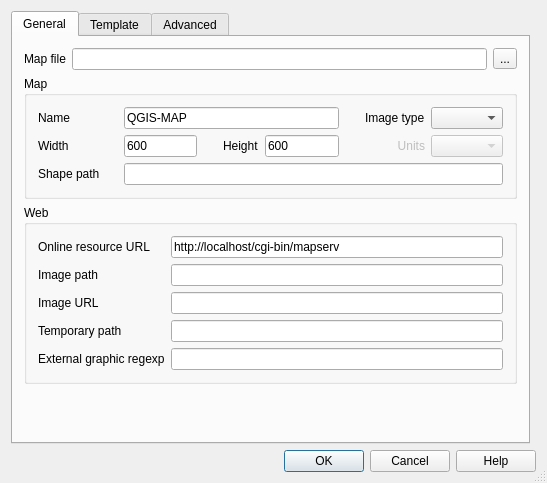
First picture: the form in ui/mapfileexportdlg.ui, repository faunalia/rt_mapserver_exporter, before the edit.
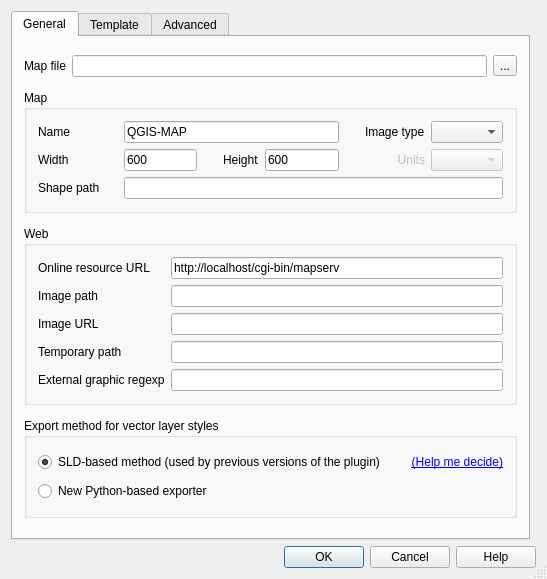
Second picture: the form after the edit. The open tabs and pages were chosen to show the change.

Commit message: mapfileexportdlg: Implement UI for choosing between vector style export methods.

Patch:
```diff
--- a/ui/mapfileexportdlg.ui
+++ b/ui/mapfileexportdlg.ui
@@ -8,7 +8,7 @@
     <x>0</x>
     <y>0</y>
     <width>547</width>
-    <height>483</height>
+    <height>579</height>
    </rect>
   </property>
   <property name="windowTitle">
@@ -58,19 +58,6 @@
          </property>
         </widget>
        </item>
-       <item row="3" column="0" colspan="3">
-        <spacer name="verticalSpacer_2">
-         <property name="orientation">
-          <enum>Qt::Vertical</enum>
-         </property>
-         <property name="sizeHint" stdset="0">
-          <size>
-           <width>20</width>
-           <height>40</height>
-          </size>
-         </property>
-        </spacer>
-       </item>
        <item row="0" column="0">
         <widget class="QLabel" name="label">
          <property name="text">
@@ -233,6 +220,53 @@
           <string>Web</string>
          </property>
          <layout class="QGridLayout" name="gridLayout_4">
+          <item row="2" column="1">
+           <widget class="QLineEdit" name="txtWebImageUrl">
+            <property name="toolTip">
+             <string>Base URL for &quot;Image path&quot;.
+This is the URL that will take the web browser to &quot;Image path&quot; to get the images.</string>
+            </property>
+            <property name="text">
+             <string notr="true"/>
+            </property>
+           </widget>
+          </item>
+          <item row="3" column="1">
+           <widget class="QLineEdit" name="txtWebTempPath">
+            <property name="toolTip">
+             <string/>
+            </property>
+            <property name="text">
+             <string notr="true"/>
+            </property>
+           </widget>
+          </item>
+          <item row="2" column="0">
+           <widget class="QLabel" name="lblWebImageUrl">
+            <property name="minimumSize">
+             <size>
+              <width>80</width>
+              <height>0</height>
+             </size>
+            </property>
+            <property name="text">
+             <string>Image URL</string>
+            </property>
+            <property name="buddy">
+             <cstring>txtMapServerUrl</cstring>
+            </property>
+           </widget>
+          </item>
+          <item row="1" column="1">
+           <widget class="QLineEdit" name="txtWebImagePath">
+            <property name="toolTip">
+             <string>Path to the temporary directory for writing temporary files and images. Must be writable by the user the web server is running as. Must end with a / or depending on your platform.</string>
+            </property>
+            <property name="text">
+             <string notr="true"/>
+            </property>
+           </widget>
+          </item>
           <item row="0" column="0">
            <widget class="QLabel" name="label6">
             <property name="minimumSize">
@@ -249,6 +283,38 @@
             </property>
            </widget>
           </item>
+          <item row="3" column="0">
+           <widget class="QLabel" name="txtWebTempPath_2">
+            <property name="minimumSize">
+             <size>
+              <width>80</width>
+              <height>0</height>
+             </size>
+            </property>
+            <property name="text">
+             <string>Temporary path</string>
+            </property>
+            <property name="buddy">
+             <cstring>txtMapServerUrl</cstring>
+            </property>
+           </widget>
+          </item>
+          <item row="1" column="0">
+           <widget class="QLabel" name="lblWebImagePath">
+            <property name="minimumSize">
+             <size>
+              <width>80</width>
+              <height>0</height>
+             </size>
+            </property>
+            <property name="text">
+             <string>Image path</string>
+            </property>
+            <property name="buddy">
+             <cstring>txtMapServerUrl</cstring>
+            </property>
+           </widget>
+          </item>
           <item row="0" column="1">
            <widget class="QLineEdit" name="txtMapServerUrl">
             <property name="toolTip">
@@ -262,48 +328,6 @@
             </property>
            </widget>
           </item>
-          <item row="1" column="0">
-           <widget class="QLabel" name="label6_5">
-            <property name="minimumSize">
-             <size>
-              <width>80</width>
-              <height>0</height>
-             </size>
-            </property>
-            <property name="text">
-             <string>Image path</string>
-            </property>
-            <property name="buddy">
-             <cstring>txtMapServerUrl</cstring>
-            </property>
-           </widget>
-          </item>
-          <item row="1" column="1">
-           <widget class="QLineEdit" name="txtWebImagePath">
-            <property name="toolTip">
-             <string>Path to the temporary directory for writing temporary files and images. Must be writable by the user the web server is running as. Must end with a / or depending on your platform.</string>
-            </property>
-            <property name="text">
-             <string notr="true"/>
-            </property>
-           </widget>
-          </item>
-          <item row="3" column="0">
-           <widget class="QLabel" name="label6_4">
-            <property name="minimumSize">
-             <size>
-              <width>80</width>
-              <height>0</height>
-             </size>
-            </property>
-            <property name="text">
-             <string>Temporary path</string>
-            </property>
-            <property name="buddy">
-             <cstring>txtMapServerUrl</cstring>
-            </property>
-           </widget>
-          </item>
           <item row="4" column="0">
            <widget class="QLabel" name="label6_7">
             <property name="minimumSize">
@@ -333,41 +357,73 @@
             </property>
            </widget>
           </item>
-          <item row="2" column="0">
-           <widget class="QLabel" name="label6_6">
-            <property name="minimumSize">
-             <size>
-              <width>80</width>
-              <height>0</height>
-             </size>
-            </property>
+         </layout>
+        </widget>
+       </item>
+       <item row="3" column="0" colspan="3">
+        <widget class="QGroupBox" name="grpExportMethod">
+         <property name="sizePolicy">
+          <sizepolicy hsizetype="Preferred" vsizetype="Fixed">
+           <horstretch>0</horstretch>
+           <verstretch>0</verstretch>
+          </sizepolicy>
+         </property>
+         <property name="minimumSize">
+          <size>
+           <width>0</width>
+           <height>100</height>
+          </size>
+         </property>
+         <property name="styleSheet">
+          <string notr="true"/>
+         </property>
+         <property name="title">
+          <string>Export method for vector layer styles</string>
+         </property>
+         <property name="flat">
+          <bool>false</bool>
+         </property>
+         <property name="checkable">
+          <bool>false</bool>
+         </property>
+         <layout class="QGridLayout" name="gridLayout_5" rowstretch="0,0,0" columnstretch="0,0">
+          <item row="0" column="0">
+           <widget class="QRadioButton" name="checkExportSLD">
             <property name="text">
-             <string>Image URL</string>
+             <string>SLD-based method (used by previous versions of the plugin)</string>
             </property>
-            <property name="buddy">
-             <cstring>txtMapServerUrl</cstring>
+            <property name="checked">
+             <bool>true</bool>
             </property>
            </widget>
           </item>
-          <item row="2" column="1">
-           <widget class="QLineEdit" name="txtWebImageUrl">
-            <property name="toolTip">
-             <string>Base URL for &quot;Image path&quot;.
-This is the URL that will take the web browser to &quot;Image path&quot; to get the images.</string>
-            </property>
+          <item row="1" column="0">
+           <widget class="QRadioButton" name="checkExportCustom">
             <property name="text">
-             <string notr="true"/>
+             <string>New Python-based exporter</string>
             </property>
            </widget>
           </item>
-          <item row="3" column="1">
-           <widget class="QLineEdit" name="txtWebTempPath">
-            <property name="toolTip">
-             <string/>
+          <item row="0" column="1">
+           <widget class="QLabel" name="lblHelpMeDecide">
+            <property name="autoFillBackground">
+             <bool>false</bool>
             </property>
             <property name="text">
-             <string notr="true"/>
+             <string>&lt;a href=&quot;#&quot;&gt;(Help me decide)&lt;/a&gt;</string>
             </property>
+            <property name="alignment">
+             <set>Qt::AlignRight|Qt::AlignTrailing|Qt::AlignVCenter</set>
+            </property>
+            <property name="margin">
+             <number>0</number>
+            </property>
+            <property name="openExternalLinks">
+             <bool>false</bool>
+            </property>
+            <property name="textInteractionFlags">
+             <set>Qt::LinksAccessibleByMouse</set>
+            </property>
            </widget>
           </item>
          </layout>
```
Left out of the diff: 72 changed lines with no effect on the pictures. The commit also changes 2 other files.
